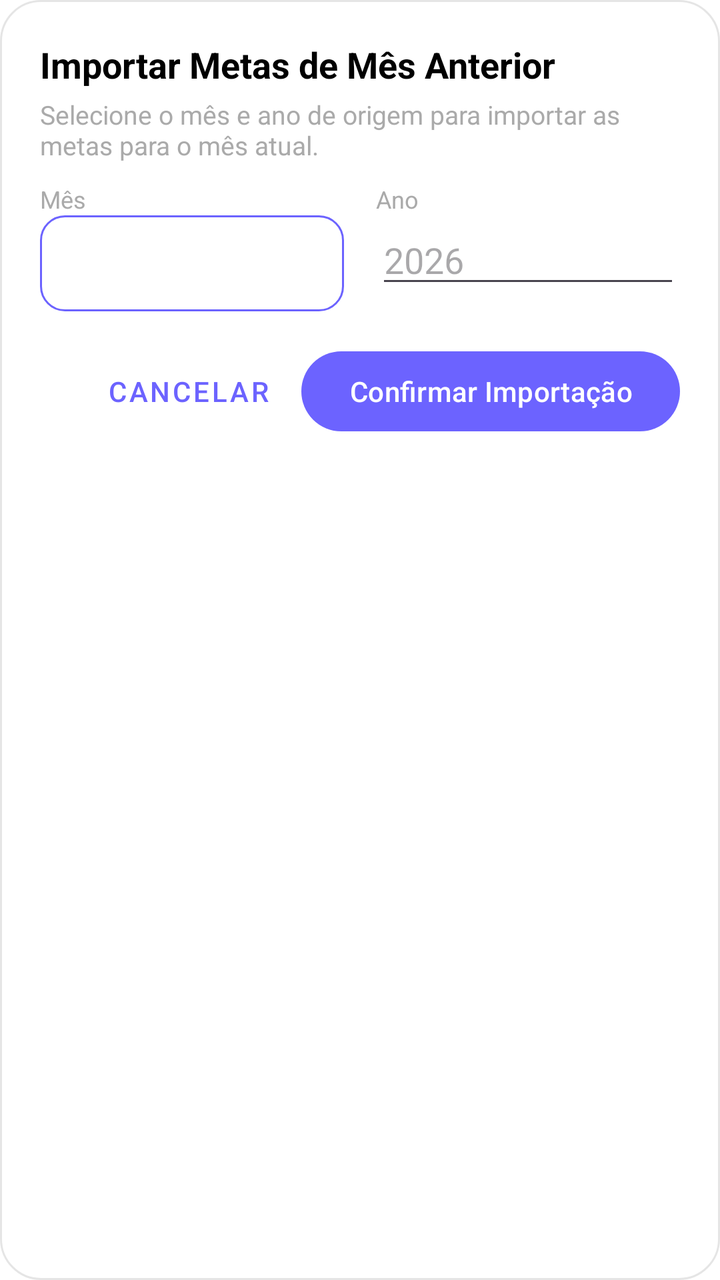
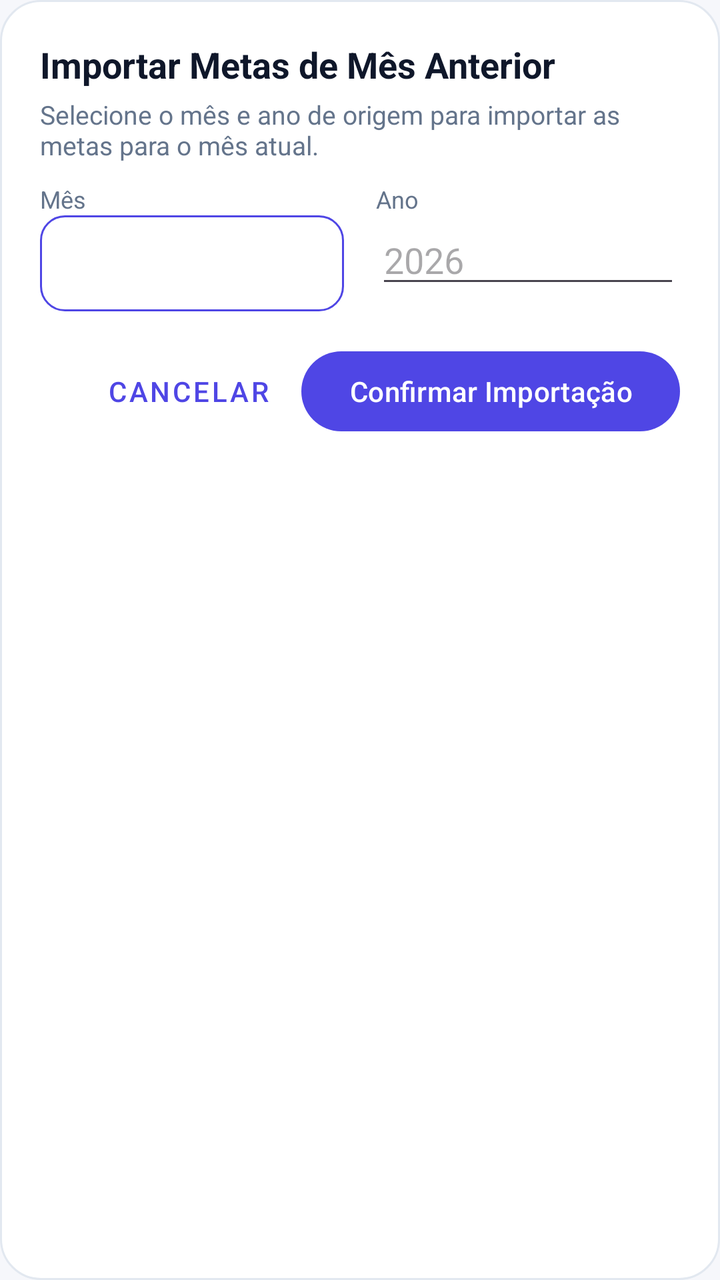

Two renders of the same Android screen: before a commit and after it. Below are the layout's source before the change and the commit's diff.
<!-- AndroidManifest.xml: application theme Theme.Appfinanceiro -->
<!-- res/layout/dialog_import_goals.xml -->
<?xml version="1.0" encoding="utf-8"?>
<LinearLayout xmlns:android="http://schemas.android.com/apk/res/android"
    android:layout_width="match_parent"
    android:layout_height="wrap_content"
    android:background="@drawable/bg_dialog"
    android:orientation="vertical"
    android:padding="20dp">

    <TextView
        android:layout_width="match_parent"
        android:layout_height="wrap_content"
        android:text="@string/settings_import_title"
        android:textColor="@android:color/black"
        android:textSize="18sp"
        android:textStyle="bold" />

    <TextView
        android:layout_width="match_parent"
        android:layout_height="wrap_content"
        android:layout_marginTop="4dp"
        android:text="@string/settings_import_helper"
        android:textColor="@android:color/darker_gray"
        android:textSize="13sp" />

    <LinearLayout
        android:layout_width="match_parent"
        android:layout_height="wrap_content"
        android:layout_marginTop="10dp"
        android:orientation="horizontal">

        <LinearLayout
            android:layout_width="0dp"
            android:layout_height="wrap_content"
            android:layout_marginEnd="8dp"
            android:layout_weight="1"
            android:orientation="vertical">

            <TextView
                style="@style/SettingsHelper"
                android:layout_width="match_parent"
                android:layout_height="wrap_content"
                android:layout_marginTop="0dp"
                android:text="@string/settings_import_month" />

            <Spinner
                android:id="@+id/importMonthSpinner"
                android:layout_width="match_parent"
                android:layout_height="48dp"
                android:background="@drawable/glass_button_background"
                android:paddingStart="12dp"
                android:paddingEnd="12dp" />
        </LinearLayout>

        <LinearLayout
            android:layout_width="0dp"
            android:layout_height="wrap_content"
            android:layout_marginStart="8dp"
            android:layout_weight="1"
            android:orientation="vertical">

            <TextView
                style="@style/SettingsHelper"
                android:layout_width="match_parent"
                android:layout_height="wrap_content"
                android:layout_marginTop="0dp"
                android:text="@string/settings_import_year" />

            <EditText
                android:id="@+id/importYearEditText"
                android:layout_width="match_parent"
                android:layout_height="wrap_content"
                android:hint="@string/settings_year_hint"
                android:inputType="number"
                android:maxLength="4"
                android:singleLine="true" />
        </LinearLayout>
    </LinearLayout>

    <LinearLayout
        android:layout_width="match_parent"
        android:layout_height="wrap_content"
        android:layout_marginTop="16dp"
        android:gravity="end"
        android:orientation="horizontal">

        <com.google.android.material.button.MaterialButton
            android:id="@+id/cancelImportButton"
            style="@style/Widget.MaterialComponents.Button.TextButton"
            android:layout_width="wrap_content"
            android:layout_height="wrap_content"
            android:text="@string/history_cancel" />

        <com.google.android.material.button.MaterialButton
            android:id="@+id/confirmImportButton"
            android:layout_width="wrap_content"
            android:layout_height="wrap_content"
            android:layout_marginStart="8dp"
            android:text="@string/settings_import_confirm" />
    </LinearLayout>
</LinearLayout>
<!-- resources referenced by this layout -->
<resources>
  <!-- drawable bg_dialog (drawable) -->
  <?xml version="1.0" encoding="utf-8"?>
  <shape xmlns:android="http://schemas.android.com/apk/res/android"
      android:shape="rectangle">
      <solid android:color="@android:color/white" />
      <corners android:radius="20dp" />
      <stroke
          android:width="1dp"
          android:color="#1A000000" />
  </shape>
  <!-- drawable glass_button_background (drawable) -->
  <?xml version="1.0" encoding="utf-8"?>
  <shape xmlns:android="http://schemas.android.com/apk/res/android"
      android:shape="rectangle">
  
      
      <solid android:color="@color/glass_white_translucent" />
  
      
      <corners android:radius="12dp" />
  
      
      <stroke
          android:width="1dp"
          android:color="@color/primary_purple" />
  
      
      <gradient
          android:angle="45"
          android:startColor="@color/glass_white_translucent"
          android:endColor="@color/glass_white_translucent"
          android:type="linear" />
  
  </shape>
  <string name="history_cancel">Cancelar</string>
  <string name="settings_import_confirm">Confirmar Importação</string>
  <string name="settings_import_month">Mês</string>
  <string name="settings_import_year">Ano</string>
  <string name="settings_year_hint">2026</string>
  <style name="SettingsHelper">
          <item name="android:layout_marginTop">2dp</item>
          <item name="android:textColor">@android:color/darker_gray</item>
          <item name="android:textSize">12sp</item>
      </style>
  <style name="Theme.Appfinanceiro" parent="Theme.Material3.Light.NoActionBar">
          
          <item name="colorPrimary">@color/primary_purple</item>
          <item name="colorOnPrimary">@color/glass_white</item>
          <item name="colorPrimaryContainer">@color/glass_white_translucent</item>
          <item name="colorOnPrimaryContainer">@android:color/black</item>
  
          
          <item name="colorSecondary">@color/primary_blue</item>
          <item name="colorOnSecondary">@color/glass_white</item>
          <item name="colorSecondaryContainer">@color/glass_white_translucent</item>
          <item name="colorOnSecondaryContainer">@android:color/black</item>
  
          
          <item name="colorSurface">@color/glass_white_translucent</item>
          <item name="colorOnSurface">@android:color/black</item>
          <item name="colorSurfaceVariant">@color/glass_white_translucent</item>
          <item name="colorOnSurfaceVariant">@android:color/black</item>
  
          
          <item name="android:windowBackground">@android:color/transparent</item>
          <item name="android:colorBackground">@android:color/white</item>
  
          
          <item name="colorError">@android:color/holo_red_dark</item>
          <item name="colorOnError">@color/glass_white</item>
  
          
          <item name="colorOutline">@color/glass_white_translucent</item>
  
          
          <item name="android:statusBarColor">@android:color/transparent</item>
          <item name="android:windowLightStatusBar">true</item>
  
          
          <item name="android:navigationBarColor">@android:color/white</item>
          <item name="android:windowLightNavigationBar">true</item>
      </style>
  <color name="glass_white_translucent">#80FFFFFF</color>
  <color name="primary_purple">#6C63FF</color>
  <color name="glass_white">#FFFFFF</color>
  <color name="primary_blue">#3A8DFF</color>
  <!-- unchanged entries left out for length: 2 -->
</resources>

<!-- the commit's change to res/layout/dialog_import_goals.xml (unified diff, before → after) -->
@@ -10,7 +10,7 @@
         android:layout_width="match_parent"
         android:layout_height="wrap_content"
         android:text="@string/settings_import_title"
-        android:textColor="@android:color/black"
+        android:textColor="?attr/colorOnSurface"
         android:textSize="18sp"
         android:textStyle="bold" />
 
@@ -19,7 +19,7 @@
         android:layout_height="wrap_content"
         android:layout_marginTop="4dp"
         android:text="@string/settings_import_helper"
-        android:textColor="@android:color/darker_gray"
+        android:textColor="?attr/colorOnSurfaceVariant"
         android:textSize="13sp" />
 
     <LinearLayout
<!-- resource entries referenced after the edit -->
@@ -4,34 +4,24 @@
   <?xml version="1.0" encoding="utf-8"?>
   <shape xmlns:android="http://schemas.android.com/apk/res/android"
       android:shape="rectangle">
-      <solid android:color="@android:color/white" />
+      <solid android:color="?attr/colorSurface" />
       <corners android:radius="20dp" />
       <stroke
           android:width="1dp"
-          android:color="#1A000000" />
+          android:color="?attr/colorOutline" />
   </shape>
   <!-- drawable glass_button_background (drawable) -->
   <?xml version="1.0" encoding="utf-8"?>
   <shape xmlns:android="http://schemas.android.com/apk/res/android"
       android:shape="rectangle">
   
-      
-      <solid android:color="@color/glass_white_translucent" />
+      <solid android:color="?attr/colorSurface" />
   
-      
       <corners android:radius="12dp" />
   
-      
       <stroke
           android:width="1dp"
-          android:color="@color/primary_purple" />
-  
-      
-      <gradient
-          android:angle="45"
-          android:startColor="@color/glass_white_translucent"
-          android:endColor="@color/glass_white_translucent"
-          android:type="linear" />
+          android:color="?attr/colorPrimary" />
   
   </shape>
   <string name="history_cancel">Cancelar</string>
@@ -41,51 +31,70 @@
   <string name="settings_year_hint">2026</string>
   <style name="SettingsHelper">
           <item name="android:layout_marginTop">2dp</item>
-          <item name="android:textColor">@android:color/darker_gray</item>
+          <item name="android:textColor">?attr/colorOnSurfaceVariant</item>
           <item name="android:textSize">12sp</item>
       </style>
-  <style name="Theme.Appfinanceiro" parent="Theme.Material3.Light.NoActionBar">
+  <style name="Theme.Appfinanceiro" parent="Theme.Appfinanceiro.Base">
+          <item name="android:windowLightStatusBar">true</item>
+          <item name="android:windowLightNavigationBar">true</item>
+      </style>
+  <style name="Theme.Appfinanceiro.Base" parent="Theme.Material3.DayNight.NoActionBar">
           
-          <item name="colorPrimary">@color/primary_purple</item>
-          <item name="colorOnPrimary">@color/glass_white</item>
-          <item name="colorPrimaryContainer">@color/glass_white_translucent</item>
-          <item name="colorOnPrimaryContainer">@android:color/black</item>
+          <item name="colorPrimary">@color/brand_primary</item>
+          <item name="colorOnPrimary">@color/on_brand</item>
+          <item name="colorPrimaryContainer">@color/surface_variant</item>
+          <item name="colorOnPrimaryContainer">@color/on_surface</item>
   
           
-          <item name="colorSecondary">@color/primary_blue</item>
-          <item name="colorOnSecondary">@color/glass_white</item>
-          <item name="colorSecondaryContainer">@color/glass_white_translucent</item>
-          <item name="colorOnSecondaryContainer">@android:color/black</item>
+          <item name="colorSecondary">@color/brand_secondary</item>
+          <item name="colorOnSecondary">@color/on_brand</item>
+          <item name="colorSecondaryContainer">@color/surface_variant</item>
+          <item name="colorOnSecondaryContainer">@color/on_surface</item>
   
           
-          <item name="colorSurface">@color/glass_white_translucent</item>
-          <item name="colorOnSurface">@android:color/black</item>
-          <item name="colorSurfaceVariant">@color/glass_white_translucent</item>
-          <item name="colorOnSurfaceVariant">@android:color/black</item>
+          <item name="colorTertiary">@color/cta_primary</item>
+          <item name="colorOnTertiary">@color/on_cta</item>
   
           
-          <item name="android:windowBackground">@android:color/transparent</item>
-          <item name="android:colorBackground">@android:color/white</item>
+          <item name="colorSurface">@color/surface</item>
+          <item name="colorOnSurface">@color/on_surface</item>
+          <item name="colorSurfaceVariant">@color/surface_variant</item>
+          <item name="colorOnSurfaceVariant">@color/on_surface_variant</item>
+          <item name="colorSurfaceContainer">@color/surface_variant</item>
+          <item name="colorSurfaceContainerHigh">@color/surface_elevated</item>
   
           
-          <item name="colorError">@android:color/holo_red_dark</item>
-          <item name="colorOnError">@color/glass_white</item>
+          <item name="android:windowBackground">@color/background</item>
+          <item name="android:colorBackground">@color/background</item>
+          <item name="colorOnBackground">@color/on_background</item>
   
           
-          <item name="colorOutline">@color/glass_white_translucent</item>
+          <item name="colorError">@color/error</item>
+          <item name="colorOnError">@color/on_error</item>
+  
+          
+          <item name="colorOutline">@color/outline</item>
+          <item name="colorOutlineVariant">@color/outline</item>
   
           
           <item name="android:statusBarColor">@android:color/transparent</item>
-          <item name="android:windowLightStatusBar">true</item>
-  
-          
-          <item name="android:navigationBarColor">@android:color/white</item>
-          <item name="android:windowLightNavigationBar">true</item>
+          <item name="android:navigationBarColor">@color/surface</item>
       </style>
-  <color name="glass_white_translucent">#80FFFFFF</color>
-  <color name="primary_purple">#6C63FF</color>
-  <color name="glass_white">#FFFFFF</color>
-  <color name="primary_blue">#3A8DFF</color>
+  <color name="brand_primary">#FF4F46E5</color>
+  <color name="on_brand">#FFFFFFFF</color>
+  <color name="surface_variant">#FFEEF1F8</color>
+  <color name="on_surface">#FF0F172A</color>
+  <color name="brand_secondary">#FF0EA5E9</color>
+  <color name="cta_primary">#FF047857</color>
+  <color name="on_cta">#FFFFFFFF</color>
+  <color name="surface">#FFFFFFFF</color>
+  <color name="on_surface_variant">#FF64748B</color>
+  <color name="surface_elevated">#FFFFFFFF</color>
+  <color name="background">#FFF6F7FB</color>
+  <color name="on_background">#FF0F172A</color>
+  <color name="error">#FFDC2626</color>
+  <color name="on_error">#FFFFFFFF</color>
+  <color name="outline">#FFE2E8F0</color>
   <!-- unchanged entries left out for length: 2 -->
 </resources>
 
